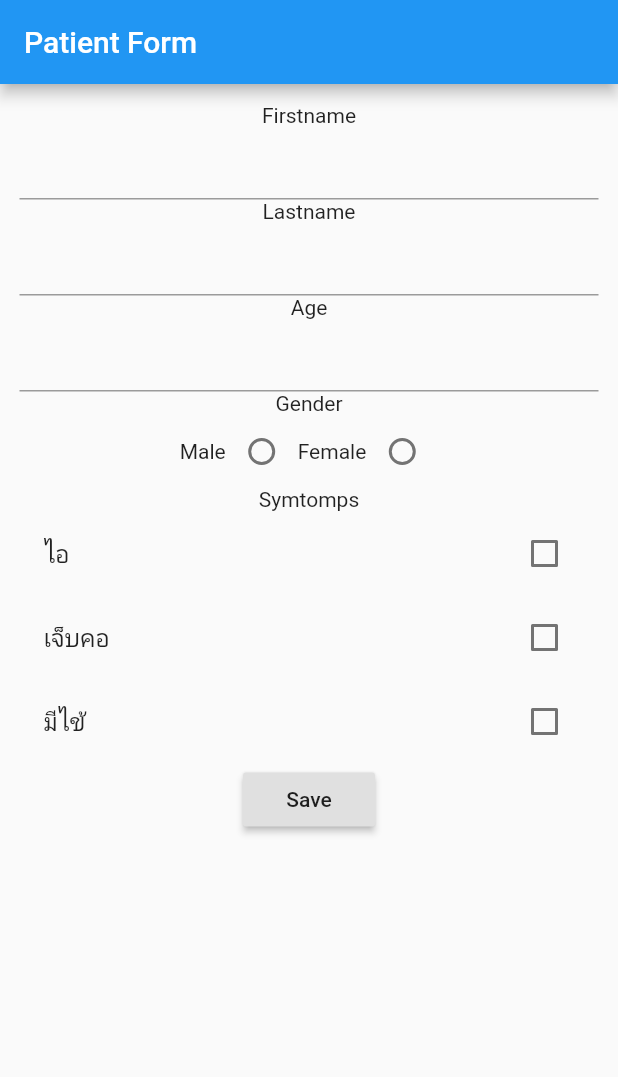
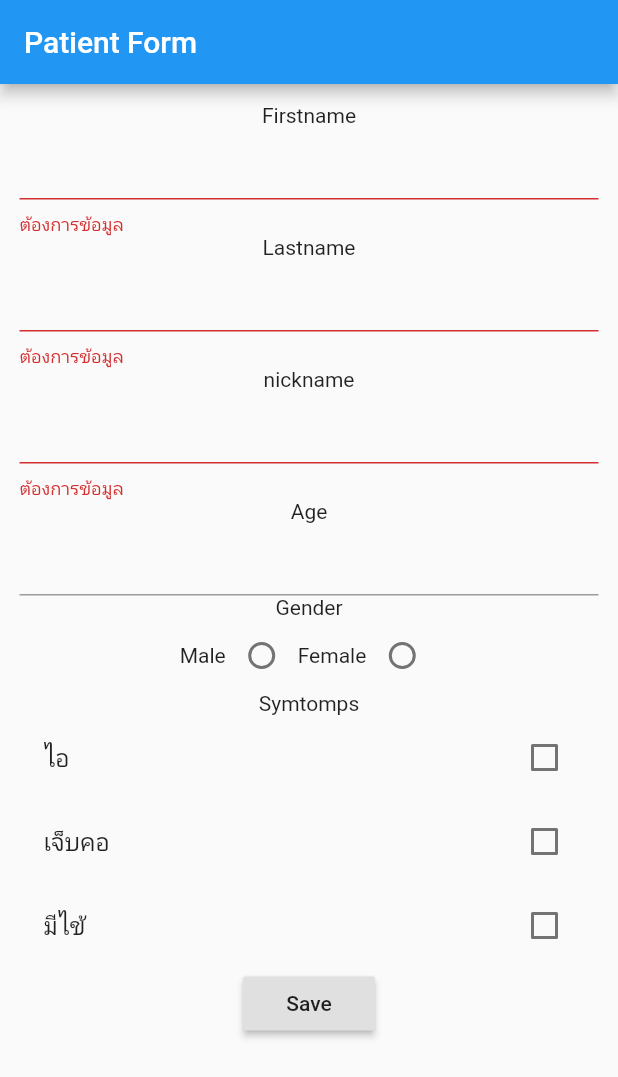
Before and after one commit to Krseisenh/covid_form, a Flutter app: the screen it shows after launch, after a tap on "Save", on a phone screen of 412 x 824 dp. Shown: the top 1077 px of the screen. Run offline on Flutter 3.47's test engine with Material 2 defaults, Android fonts, the light colour scheme and no system bars; network calls fail.

Commit message:
update ka workshop

```diff
--- a/lib/main.dart
+++ b/lib/main.dart
@@ -28,6 +28,7 @@ class _FormPageState extends State<FormPage> {
 
   String firstname;
   String lastname;
+  String nickname;
   int age;
 
   String selectedGender;
@@ -61,14 +62,41 @@ class _FormPageState extends State<FormPage> {
                 children: <Widget>[
                   Text('Firstname'),
                   TextFormField(
+                    validator: (value) {
+                      String message;
+                      if (value == null || value.isEmpty) {
+                        message = 'ต้องการข้อมูล';
+                      }
+                      return message;
+                    },
                     onSaved: (value) => setState(() {
                       firstname = value;
                     }),
                   ),
                   Text('Lastname'),
                   TextFormField(
+                    validator: (value) {
+                      String message;
+                      if (value == null || value.isEmpty) {
+                        message = 'ต้องการข้อมูล';
+                      }
+                      return message;
+                    },
                     onSaved: (value) => setState(() {
                       lastname = value;
+                    }),
+                  ),
+                  Text('nickname'),
+                  TextFormField(
+                    validator: (value) {
+                      String message;
+                      if (value == null || value.isEmpty) {
+                        message = 'ต้องการข้อมูล';
+                      }
+                      return message;
+                    },
+                    onSaved: (value) => setState(() {
+                      nickname = value;
                     }),
                   ),
 
@@ -86,14 +114,16 @@ class _FormPageState extends State<FormPage> {
                     children: <Widget>[
                       Text('Male'),
                       Radio(
-                          value: 'Male',
-                          groupValue: selectedGender,
-                          onChanged: (value) => _onRadioButtonChange(value)),
+                        value: 'Male',
+                        groupValue: selectedGender,
+                        onChanged: (value) => _onRadioButtonChange(value),
+                      ),
                       Text('Female'),
                       Radio(
-                          value: 'Female',
-                          groupValue: selectedGender,
-                          onChanged: (value) => _onRadioButtonChange(value)),
+                        value: 'Female',
+                        groupValue: selectedGender,
+                        onChanged: (value) => _onRadioButtonChange(value),
+                      ),
                     ],
                   ),
                   Text('Symtomps'),
@@ -153,6 +183,7 @@ class _FormPageState extends State<FormPage> {
                             builder: (context) => Page1(
                               firstname: firstname,
                               lastname: lastname,
+                              nickname: nickname,
                               age: age,
                               gender: selectedGender,
                               symtopms: selectedOptions,
@@ -174,21 +205,23 @@ class _FormPageState extends State<FormPage> {
 }
 
 class Page1 extends StatelessWidget {
-  Page1({
-    this.firstname,
-    this.lastname,
-    this.gender,
-    this.symtopms,
-    this.age,
-  });
-
   final String firstname;
   final String lastname;
+  final String nickname;
   final String gender;
   final int age;
   final List<String> symtopms;
 
   final String description = 'Hello World';
+
+  Page1({
+    this.firstname,
+    this.lastname,
+    this.nickname,
+    this.gender,
+    this.symtopms,
+    this.age,
+  });
 
   @override
   Widget build(BuildContext context) {
@@ -227,7 +260,10 @@ class Page1 extends StatelessWidget {
         width: 300,
         height: 300,
         child: Center(
-          child: Text('คุณ $firstname $lastname, อายุ $age คุณเป็นโควิท'),
+          child: Text(
+            'คุณ $firstname $lastname ($nickname), อายุ $age\n คุณเป็นโควิท',
+            textAlign: TextAlign.center,
+          ),
         ),
       );
     } else {
@@ -235,7 +271,10 @@ class Page1 extends StatelessWidget {
         width: 300,
         height: 300,
         child: Center(
-          child: Text('คุณ $firstname $lastname, อายุ $age คุณไม่เป็นโควิท'),
+          child: Text(
+            'คุณ $firstname $lastname ($nickname), อายุ $age\n คุณไม่เป็นโควิท',
+            textAlign: TextAlign.center,
+          ),
         ),
       );
     }
@@ -245,7 +284,9 @@ class Page1 extends StatelessWidget {
 class Page2 extends StatelessWidget {
   final String description;
 
-  const Page2({Key key, this.description}) : super(key: key);
+  const Page2({
+    this.description,
+  });
 
   @override
   Widget build(BuildContext context) {
```
Also changed, not shown: pubspec.lock.
